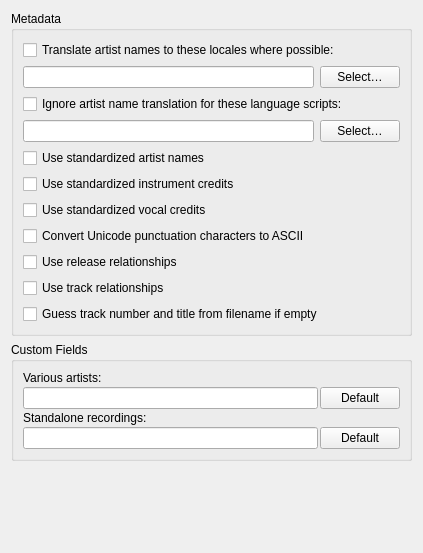
This is ui/options_metadata.ui in metabrainz/picard as Qt 5 draws it before an edit. The edited form follows.
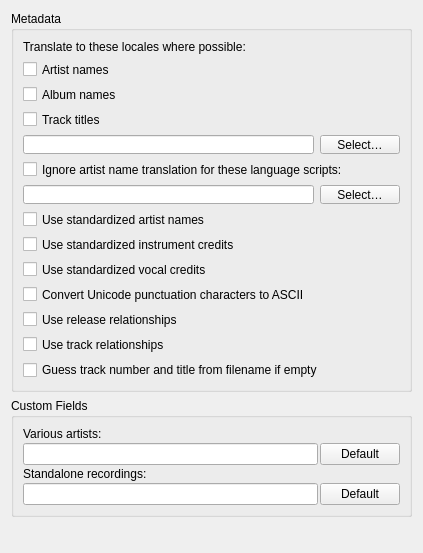
This is the edited form.

Commit message:
feat(metadata): add localization options for artist, album, and track titles
- Introduced new settings to enable translation of artist names, album names, and track titles based on user preferences.
- Implemented a function to find localized alias names, enhancing metadata accuracy.
- Updated UI components to include checkboxes for the new translation options, improving user experience.
- Adjusted metadata processing functions to utilize the new translation settings when applicable.

The edit to the form file:
```diff
--- a/ui/options_metadata.ui
+++ b/ui/options_metadata.ui
@@ -32,10 +32,31 @@
       <set>Qt::AlignLeading|Qt::AlignLeft|Qt::AlignTop</set>
      </property>
      <layout class="QVBoxLayout" name="verticalLayout_3">
+      <item>
+       <widget class="QLabel" name="translation_prompt_label">
+        <property name="text">
+         <string>Translate to these locales where possible:</string>
+        </property>
+       </widget>
+      </item>
       <item>
        <widget class="QCheckBox" name="translate_artist_names">
         <property name="text">
-         <string>Translate artist names to these locales where possible:</string>
+         <string>Artist names</string>
+        </property>
+       </widget>
+      </item>
+      <item>
+       <widget class="QCheckBox" name="translate_album_names">
+        <property name="text">
+         <string>Album names</string>
+        </property>
+       </widget>
+      </item>
+      <item>
+       <widget class="QCheckBox" name="translate_track_titles">
+        <property name="text">
+         <string>Track titles</string>
         </property>
        </widget>
       </item>
```
The commit also changes 5 other files.
